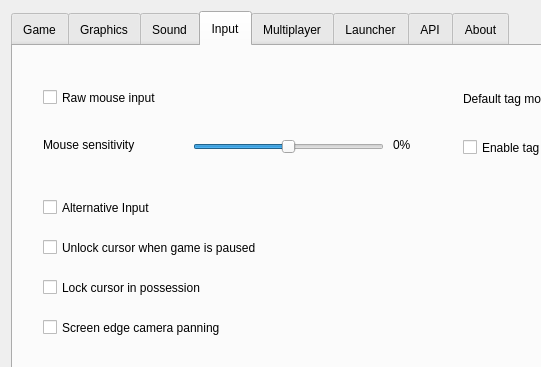
Before: the Qt Designer form ui/settingsdialog.ui in yani/keeperfx-launcher-qt, drawn with Qt 5; both pictures show x 0 to 541 and y 0 to 367 of the 871 by 573 pixel window.
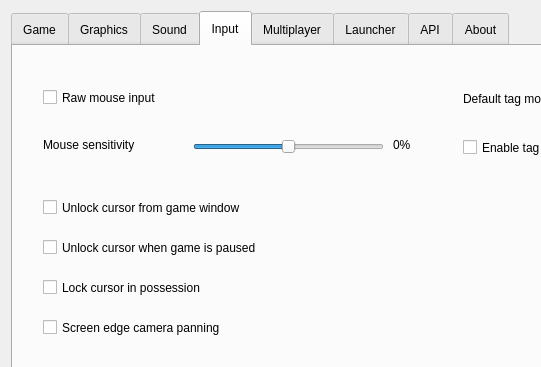
After: the same form once the commit is applied. The open tabs and pages were chosen to show the change. Icons and pictures are not drawn.

Commit message: change alternative input checkbox text

Diff of the .ui file:
```diff
--- a/ui/settingsdialog.ui
+++ b/ui/settingsdialog.ui
@@ -1168,7 +1168,7 @@
         </font>
        </property>
        <property name="text">
-        <string comment="Checkbox Toggle">Alternative Input</string>
+        <string comment="Checkbox Toggle" extracomment="&quot;Alternative Input&quot;">Unlock cursor from game window</string>
        </property>
       </widget>
       <widget class="QCheckBox" name="checkBoxScreenEdgePanning">
```
